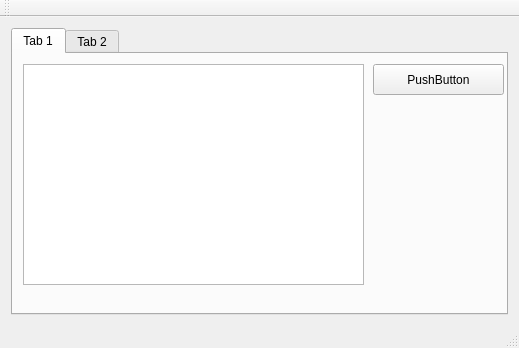
Old version of the form mainwindow.ui in the repository maksim-klishch/ATP.
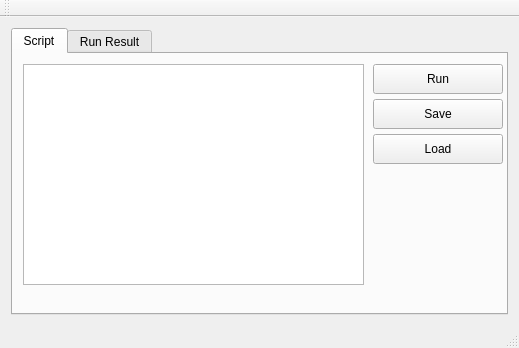
New version of the form.

Patch:
```diff
--- a/mainwindow.ui
+++ b/mainwindow.ui
@@ -17,12 +17,27 @@
    <layout class="QVBoxLayout" name="verticalLayout">
     <item>
      <widget class="QTabWidget" name="tabWidget">
+      <property name="tabPosition">
+       <enum>QTabWidget::North</enum>
+      </property>
+      <property name="tabShape">
+       <enum>QTabWidget::Rounded</enum>
+      </property>
       <property name="currentIndex">
        <number>0</number>
       </property>
-      <widget class="QWidget" name="tab">
+      <property name="tabsClosable">
+       <bool>false</bool>
+      </property>
+      <property name="movable">
+       <bool>false</bool>
+      </property>
+      <property name="tabBarAutoHide">
+       <bool>false</bool>
+      </property>
+      <widget class="QWidget" name="scriptTab">
        <attribute name="title">
-        <string>Tab 1</string>
+        <string>Script</string>
        </attribute>
        <widget class="QTextEdit" name="textEdit">
         <property name="geometry">
@@ -34,23 +49,49 @@
          </rect>
         </property>
        </widget>
-       <widget class="QPushButton" name="pushButton">
+       <widget class="QPushButton" name="btnRun">
         <property name="geometry">
          <rect>
           <x>360</x>
           <y>10</y>
-          <width>131</width>
-          <height>31</height>
+          <width>130</width>
+          <height>30</height>
          </rect>
         </property>
         <property name="text">
-         <string>PushButton</string>
+         <string>Run</string>
+        </property>
+       </widget>
+       <widget class="QPushButton" name="btnSave">
+        <property name="geometry">
+         <rect>
+          <x>360</x>
+          <y>45</y>
+          <width>130</width>
+          <height>30</height>
+         </rect>
+        </property>
+        <property name="text">
+         <string>Save</string>
+        </property>
+       </widget>
+       <widget class="QPushButton" name="btnLoad">
+        <property name="geometry">
+         <rect>
+          <x>360</x>
+          <y>80</y>
+          <width>130</width>
+          <height>30</height>
+         </rect>
+        </property>
+        <property name="text">
+         <string>Load</string>
         </property>
        </widget>
       </widget>
       <widget class="QWidget" name="tab_2">
        <attribute name="title">
-        <string>Tab 2</string>
+        <string>Run Result</string>
        </attribute>
       </widget>
      </widget>
```
Left out of the diff: 9 changed lines with no effect on the pictures.
